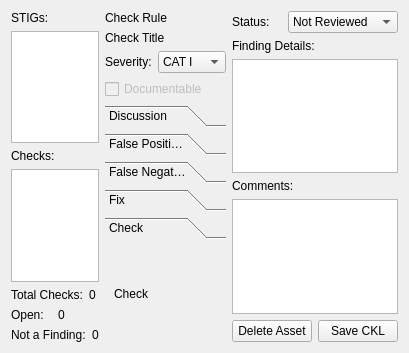
This is src/assetview.ui in squinky86/STIGQter as Qt 5 draws it before an edit. The edited form follows.
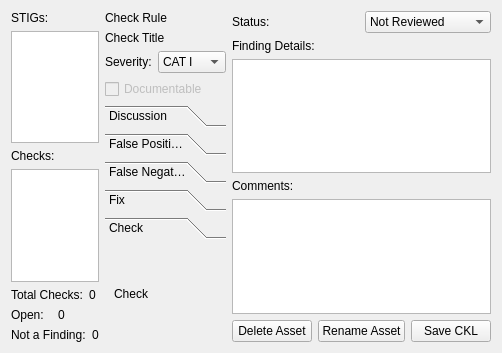
This is the edited form.

Commit message: allow renaming of Asset; fixes #12

```diff
--- a/src/assetview.ui
+++ b/src/assetview.ui
@@ -367,6 +367,13 @@
          </property>
         </widget>
        </item>
+       <item>
+        <widget class="QPushButton" name="btnRename">
+         <property name="text">
+          <string>Rename Asset</string>
+         </property>
+        </widget>
+       </item>
        <item>
         <widget class="QPushButton" name="btnSaveCKL">
          <property name="text">
```
Left out of the diff: 35 changed lines with no effect on the pictures. The commit also changes 4 other files.
